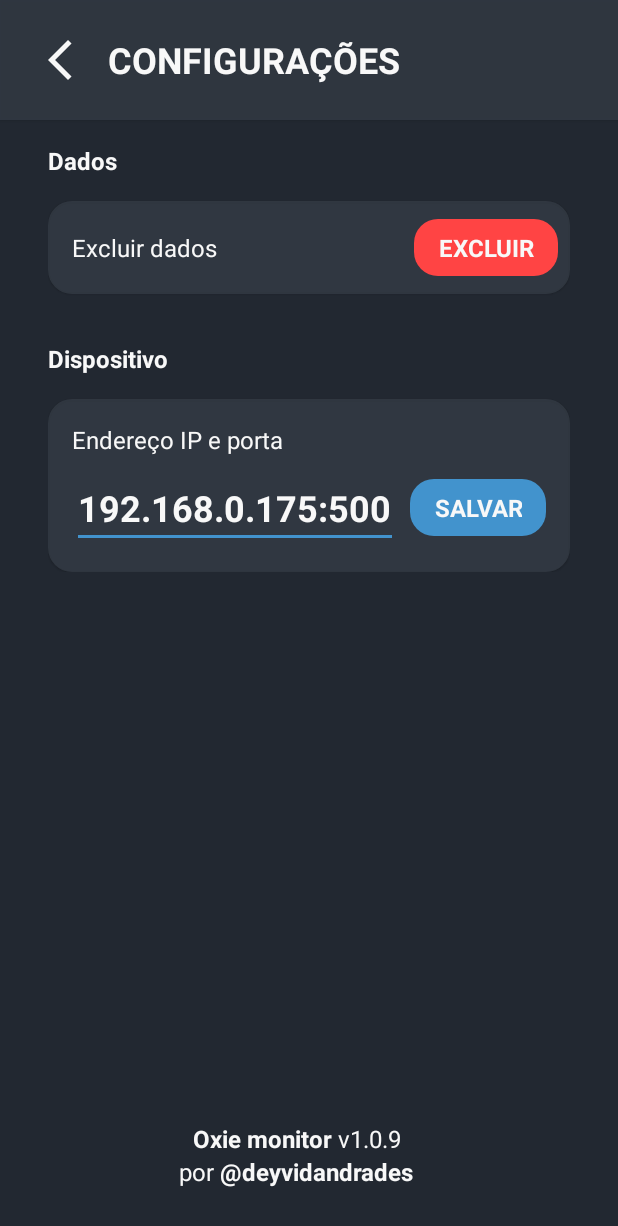
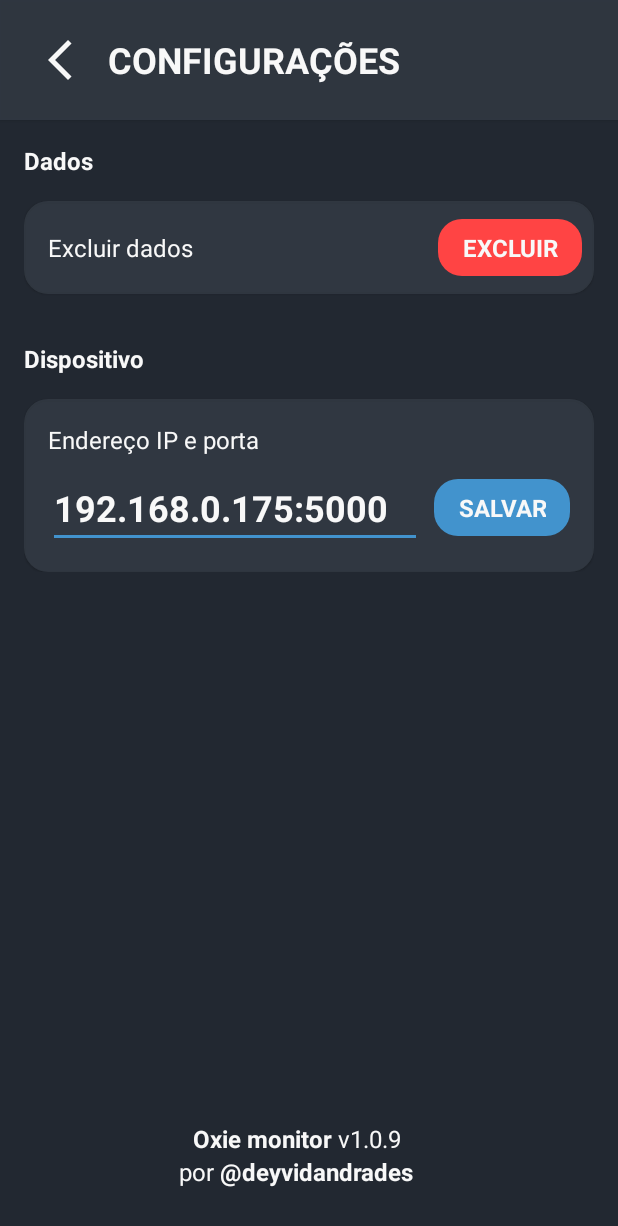
Before and after one commit to deyvidandrades/Oxie, an Android app: the ConfiguracoesActivity screen opened directly, with no data from a screen before it, on a phone screen of 412 x 824 dp. Shown: the top 1226 px of the screen. Run offline under Robolectric (Android 15) with nearby library versions, the light colour scheme and no system bars.

Commit message:
* versao

```diff
--- a/app/src/main/res/layout/activity_configuracoes.xml
+++ b/app/src/main/res/layout/activity_configuracoes.xml
@@ -49,7 +49,7 @@
         <LinearLayout
             android:layout_width="match_parent"
             android:layout_height="wrap_content"
-            android:layout_marginHorizontal="32dp"
+            android:layout_marginHorizontal="16dp"
             android:orientation="vertical">
 
             <RelativeLayout
```
